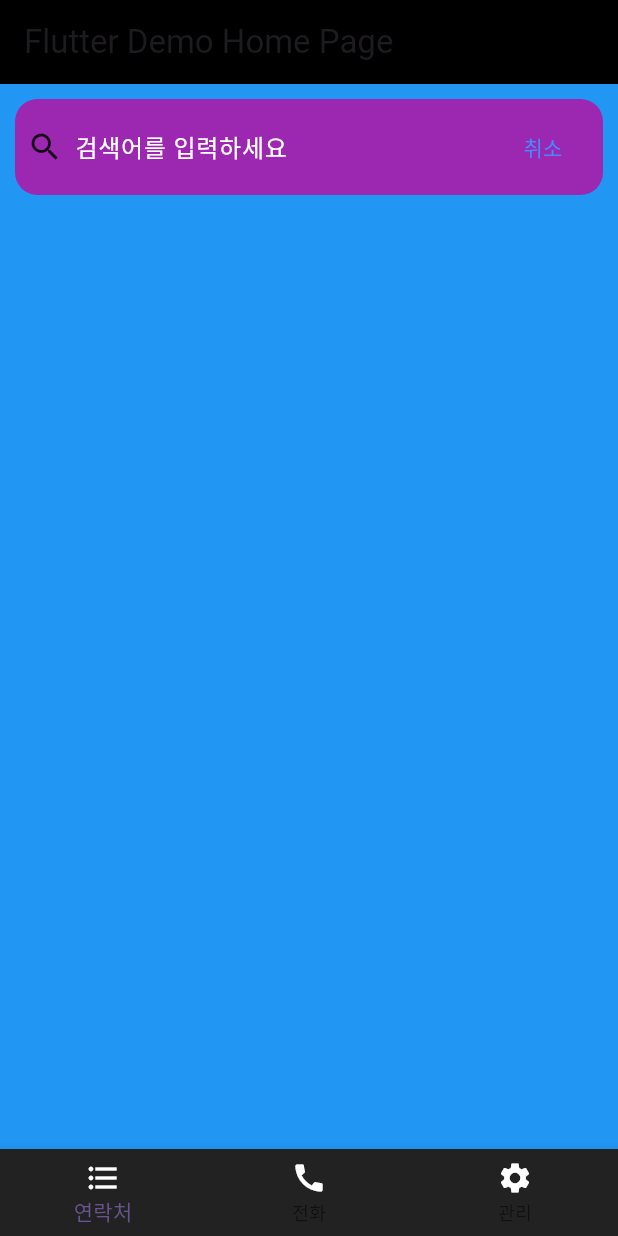
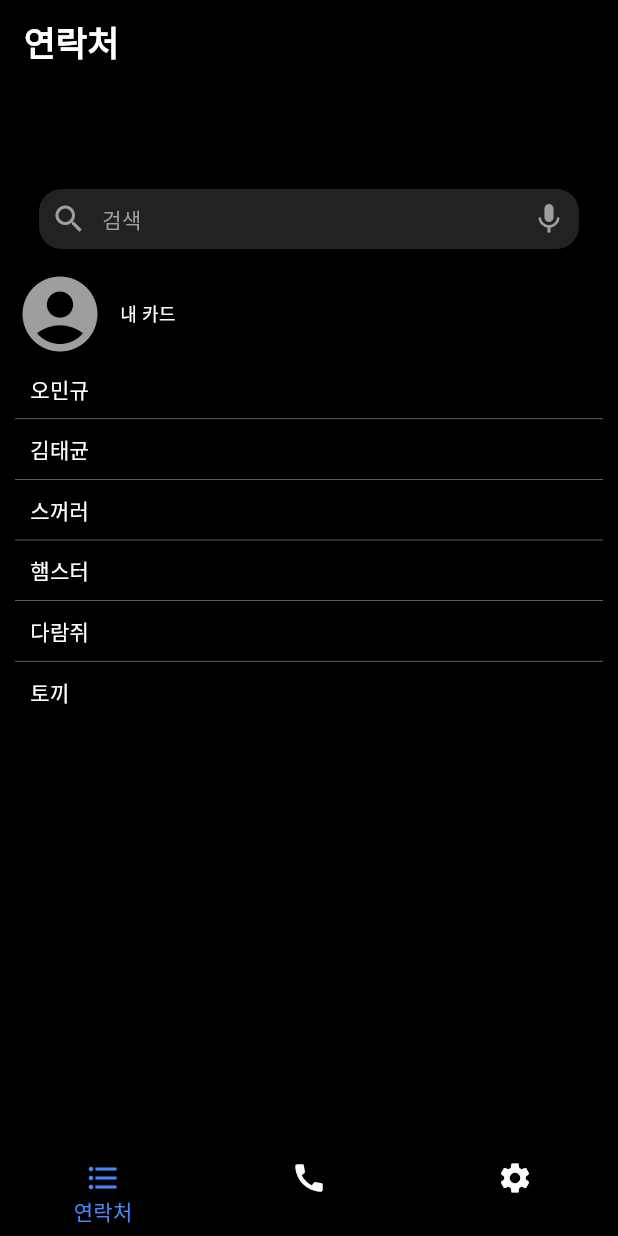
Before and after one commit to oals/phoneBook, a Flutter app: the screen it shows after launch, after a tap on "검색", on a phone screen of 412 x 824 dp. Run offline on Flutter 3.47's test engine with Material 3 defaults, Android fonts, the phone set to English and light mode, and no system bars.

Commit message:
2024-08-03-1

```diff
--- a/lib/main.dart
+++ b/lib/main.dart
@@ -44,21 +44,12 @@ class _MyHomePageState extends State<MyHomePage> {
   Widget build(BuildContext context) {
 
     return Scaffold(
-      appBar: AppBar(
-        backgroundColor: Theme.of(context).colorScheme.inversePrimary,
-        title: Text(widget.title),
-          flexibleSpace: SafeArea(
-            child: Container(
-              color: Colors.black,
-            ),
-          ),
-      ),
       body: Container(
         color: Colors.white,
         child: pageWidgets[_currentIndex],
       ),
       bottomNavigationBar: BottomNavigationBar(
-        backgroundColor: Color(0xff212221),
+        backgroundColor: Colors.black,
         currentIndex: _currentIndex,
         onTap: (index) {
           setState(() {
@@ -67,8 +58,8 @@ class _MyHomePageState extends State<MyHomePage> {
         },
         items: [
           BottomNavigationBarItem(
-              icon: Icon(Icons.format_list_bulleted_outlined,color: Colors.white,),
-              label: '연락처'
+              icon: Icon(Icons.format_list_bulleted_outlined,color: Colors.blueAccent,),
+              label: '연락처',
           ),
           BottomNavigationBarItem(
               icon: Icon(Icons.call,color: Colors.white,),
@@ -79,6 +70,7 @@ class _MyHomePageState extends State<MyHomePage> {
               label: '관리'
           ),
         ],
+        selectedItemColor: Colors.blueAccent
       ),
     );
   }
--- a/lib/screens/phoneBookInfo.dart
+++ b/lib/screens/phoneBookInfo.dart
@@ -64,13 +64,10 @@ class _phoneBookInfoState extends State<phoneBookInfo> {
                               child: SizedBox(
                                 width: 100,
                                 height: 100,
-                                child: Hero(
-                                  tag: phoneBookInfo.id,
-                                  child: Image.asset(
+                                child: Image.asset(
                                     '../assets/winter.jpg',
                                     fit: BoxFit.cover,
                                   ),
-                                ),
                               ),
                             ),
                           ),
--- a/lib/screens/phoneBookList.dart
+++ b/lib/screens/phoneBookList.dart
@@ -1,3 +1,4 @@
+import 'package:flutter/cupertino.dart';
 import 'package:flutter/material.dart';
 import 'package:phonebook/models/phoneItem.dart';
 import 'package:phonebook/services/phoneBookServices.dart';
@@ -40,65 +41,96 @@ class _PhonebooklistState extends State<Phonebooklist> {
 
     return Scaffold(
       appBar: !searchBar ?AppBar(
+        backgroundColor: Colors.black,
         title: Text('연락처',
           style: TextStyle(
-          color: Colors.black,
+          color: Colors.white,
           fontWeight: FontWeight.w800,
           fontSize: 23,
-        ),),
+        ),
+        ),
       ) : null,
       body: Container(
           padding: EdgeInsets.all(10),
-        color: Colors.blue,
+          color: Colors.black,
           child: Column(
               mainAxisAlignment: MainAxisAlignment.start,
               crossAxisAlignment: CrossAxisAlignment.start,
               children: [
               GestureDetector(
-                onTap: () => {
-                  clickSearchBar(true)
-                },
+              onTap: () => clickSearchBar(true),
+      child: Container(
+        width: double.infinity,
+        height: 100, // Adjust as needed
+        child: Stack(
+          children: [
+            AnimatedPositioned(
+              duration: Duration(milliseconds:500),
+              curve: Curves.easeInOut,
+              bottom: !searchBar ? 0 : 30,
+              left: 16,
+              right: 16,
               child: Container(
                 padding: EdgeInsets.all(8),
                 decoration: BoxDecoration(
                   borderRadius: BorderRadius.circular(15),
-                      color: Colors.purple
+                  color: Color(0xff212221),
                 ),
                 child: Row(
                   mainAxisAlignment: MainAxisAlignment.spaceBetween,
                   crossAxisAlignment: CrossAxisAlignment.center,
                   children: [
-                        Icon(Icons.search),
-                        SizedBox(width: 8),
+                    Icon(Icons.search, color: Colors.grey),
+                    SizedBox(width: 10),
                     Expanded(
                       child: !searchBar
-                              ? Text('검색')
+                          ? Text('검색', style: TextStyle(color: Colors.grey))
                           : TextFormField(
                         maxLines: 1,
                         decoration: InputDecoration(
                           border: InputBorder.none,
                           hintText: '검색어를 입력하세요',
-                                hintStyle: TextStyle(color: Colors.white),
-                                labelStyle: TextStyle(
-                                  color: Colors.white,
-                                  fontSize: 16,
-                                ),
+                          hintStyle: TextStyle(color: Colors.grey),
                         ),
                       ),
                     ),
                     if (searchBar)
                       TextButton(
-                            onPressed: () => {
-                              clickSearchBar(false)
-                            },
-                            child: Text('취소',
-                              style: TextStyle(
-                                color: Colors.blueAccent
+                        onPressed: () => clickSearchBar(false),
+                        child: Text('취소', style: TextStyle(color: Colors.blueAccent)),
+                      )
+                    else
+                      Icon(Icons.mic, color: Colors.grey),
+                  ],
                 ),
               ),
-                        )
-                      ]
             ),
+          ],
+        ),
+      ),
+    ),
+
+
+
+
+                SizedBox(
+                  height: 13,
+                ),
+                Container(
+                  child: Row(
+                    children: [
+                      Icon(Icons.account_circle_sharp,
+                      color: Colors.grey,
+                      size: 60,),
+                      SizedBox(
+                        width: 10,
+                      ),
+                      Text('내 카드',
+                        style: TextStyle(
+                          color: Colors.white,
+                          fontSize: 12,
+                        ),)
+                    ],
                   ),
                 ),
 
@@ -106,9 +138,9 @@ class _PhonebooklistState extends State<Phonebooklist> {
                   child: ListView.separated(
                     separatorBuilder: (BuildContext context, int index) {
                       return SizedBox(
-                      height: 1,
+                        height: 0.4,
                         child: Container(
-                        color: Colors.black,
+                          color: Colors.grey,
                         ),
                       );
                     },
@@ -121,6 +153,8 @@ class _PhonebooklistState extends State<Phonebooklist> {
                 ),
               ]
           ),
+
+
       )
     );
 
--- a/lib/widgets/phoneBookItemWidget.dart
+++ b/lib/widgets/phoneBookItemWidget.dart
@@ -16,10 +16,7 @@ class phoneBookItemWidget extends StatelessWidget {
   Widget build(BuildContext context) {
     return GestureDetector(
       onTap: () => {
-        Navigator.push(
-          context,
-          MaterialPageRoute(builder: (context) => phoneBookInfo(id : phoneBookItem.id))
-        ),
+        navigateToPhoneBookInfo(context,phoneBookItem.id)
       },
       child: Container(
         padding: EdgeInsets.all(10),
@@ -27,31 +24,6 @@ class phoneBookItemWidget extends StatelessWidget {
           mainAxisAlignment: MainAxisAlignment.start,
           crossAxisAlignment: CrossAxisAlignment.center,
           children: [
-            phoneBookItem.profileImg == "" ?  Icon(
-              Icons.account_circle_rounded,
-              size: 50,
-            ) : ClipOval(
-              child: Container(
-                width: 43,
-                height: 43,
-                decoration: BoxDecoration(
-                  shape: BoxShape.circle,
-                ),
-                child: Hero(
-                  tag: phoneBookItem.id,
-                  child: Image.asset(
-                    phoneBookItem.profileImg,
-                    fit: BoxFit.cover,
-                  ),
-                ),
-              ),
-
-            )
-
-            ,
-            SizedBox(
-              width: 11,
-            ),
             Expanded(
               child: Column(
                 crossAxisAlignment: CrossAxisAlignment.start,
@@ -60,17 +32,12 @@ class phoneBookItemWidget extends StatelessWidget {
                     phoneBookItem.name,
                     style: TextStyle(
                       color: Colors.white,
-                      fontSize: 15,
-                      fontWeight: FontWeight.w600,
+                      fontSize: 14,
+                      fontWeight: FontWeight.w400,
                     ),
                   ),
                 ],
               ),
-            ),
-            Icon(
-              phoneBookItem.bookMark ? Icons.star_outlined : Icons.star_border_purple500_outlined,
-              size: 30,
-              color: Colors.blue,
             ),
           ],
         ),
@@ -78,3 +45,25 @@ class phoneBookItemWidget extends StatelessWidget {
     );
   }
 }
+
+
+void navigateToPhoneBookInfo(BuildContext context, int id) {
+  Navigator.push(
+    context,
+    PageRouteBuilder(
+      pageBuilder: (context, animation, secondaryAnimation) {
+        return phoneBookInfo(id: id);
+      },
+      transitionsBuilder: (context, animation, secondaryAnimation, child) {
+        const begin = Offset(1.0, 0.0);
+        const end = Offset.zero;
+        const curve = Curves.easeInOut;
+
+        var tween = Tween(begin: begin, end: end).chain(CurveTween(curve: curve));
+        var offsetAnimation = animation.drive(tween);
+
+        return SlideTransition(position: offsetAnimation, child: child);
+      },
+    ),
+  );
+}
```
Lines whose indentation alone changed are shown as unchanged.
